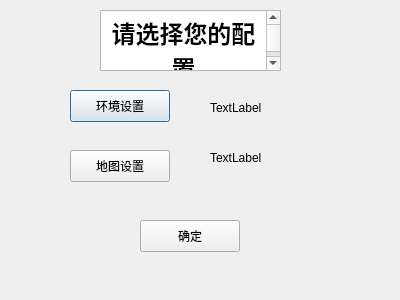
First picture: the form in settingpage.ui, repository UbeCc/SnakeFoP, before the edit.
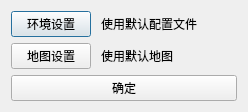
Second picture: the form after the edit.

What changed in the file:
```diff
--- a/settingpage.ui
+++ b/settingpage.ui
@@ -6,100 +6,76 @@
    <rect>
     <x>0</x>
     <y>0</y>
-    <width>400</width>
-    <height>300</height>
+    <width>248</width>
+    <height>112</height>
    </rect>
   </property>
   <property name="windowTitle">
    <string>Dialog</string>
   </property>
-  <widget class="QLabel" name="configLabel">
-   <property name="geometry">
-    <rect>
-     <x>210</x>
-     <y>100</y>
-     <width>171</width>
-     <height>16</height>
-    </rect>
-   </property>
-   <property name="text">
-    <string>TextLabel</string>
-   </property>
-  </widget>
-  <widget class="QLabel" name="mapLabel">
-   <property name="geometry">
-    <rect>
-     <x>210</x>
-     <y>150</y>
-     <width>191</width>
-     <height>16</height>
-    </rect>
-   </property>
-   <property name="text">
-    <string>TextLabel</string>
-   </property>
-  </widget>
+  <layout class="QVBoxLayout" name="verticalLayout">
+   <item>
+    <layout class="QHBoxLayout" name="horizontalLayout">
+     <property name="spacing">
+      <number>10</number>
+     </property>
+     <item>
   <widget class="QPushButton" name="configButton">
-   <property name="geometry">
-    <rect>
-     <x>70</x>
-     <y>90</y>
-     <width>100</width>
-     <height>32</height>
-    </rect>
-   </property>
    <property name="text">
     <string>环境设置</string>
    </property>
   </widget>
+     </item>
+     <item>
+      <widget class="QLabel" name="configLabel">
+       <property name="sizePolicy">
+        <sizepolicy hsizetype="Expanding" vsizetype="Preferred">
+         <horstretch>0</horstretch>
+         <verstretch>0</verstretch>
+        </sizepolicy>
+       </property>
+       <property name="text">
+        <string>使用默认配置文件</string>
+       </property>
+      </widget>
+     </item>
+    </layout>
+   </item>
+   <item>
+    <layout class="QHBoxLayout" name="horizontalLayout_2">
+     <property name="spacing">
+      <number>10</number>
+     </property>
+     <item>
   <widget class="QPushButton" name="mapButton">
-   <property name="geometry">
-    <rect>
-     <x>70</x>
-     <y>150</y>
-     <width>100</width>
-     <height>32</height>
-    </rect>
-   </property>
    <property name="text">
     <string>地图设置</string>
    </property>
   </widget>
+     </item>
+     <item>
+      <widget class="QLabel" name="mapLabel">
+       <property name="sizePolicy">
+        <sizepolicy hsizetype="Expanding" vsizetype="Preferred">
+         <horstretch>0</horstretch>
+         <verstretch>0</verstretch>
+        </sizepolicy>
+       </property>
+       <property name="text">
+        <string>使用默认地图</string>
+       </property>
+      </widget>
+     </item>
+    </layout>
+   </item>
+   <item>
   <widget class="QPushButton" name="confirmButton">
-   <property name="geometry">
-    <rect>
-     <x>140</x>
-     <y>220</y>
-     <width>100</width>
-     <height>32</height>
-    </rect>
-   </property>
    <property name="text">
     <string>确定</string>
    </property>
   </widget>
-  <widget class="QTextEdit" name="header">
-   <property name="geometry">
-    <rect>
-     <x>100</x>
-     <y>10</y>
-     <width>181</width>
-     <height>61</height>
-    </rect>
-   </property>
-   <property name="html">
-    <string>&lt;!DOCTYPE HTML PUBLIC &quot;-//W3C//DTD HTML 4.0//EN&quot; &quot;http://www.w3.org/TR/REC-html40/strict.dtd&quot;&gt;
-&lt;html&gt;&lt;head&gt;&lt;meta name=&quot;qrichtext&quot; content=&quot;1&quot; /&gt;&lt;meta charset=&quot;utf-8&quot; /&gt;&lt;style type=&quot;text/css&quot;&gt;
-p, li { white-space: pre-wrap; }
-hr { height: 1px; border-width: 0; }
-li.unchecked::marker { content: &quot;\2610&quot;; }
-li.checked::marker { content: &quot;\2612&quot;; }
-&lt;/style&gt;&lt;/head&gt;&lt;body style=&quot; font-family:'.AppleSystemUIFont'; font-size:13pt; font-weight:400; font-style:normal;&quot;&gt;
-&lt;p align=&quot;center&quot; style=&quot; margin-top:0px; margin-bottom:0px; margin-left:0px; margin-right:0px; -qt-block-indent:0; text-indent:0px;&quot;&gt;&lt;span style=&quot; font-size:18pt; font-weight:700;&quot;&gt;请选择您的配置&lt;/span&gt;&lt;/p&gt;
-&lt;p align=&quot;center&quot; style=&quot; margin-top:0px; margin-bottom:0px; margin-left:0px; margin-right:0px; -qt-block-indent:0; text-indent:0px;&quot;&gt;单击选择默认文件&lt;/p&gt;
-&lt;p align=&quot;center&quot; style=&quot; margin-top:0px; margin-bottom:0px; margin-left:0px; margin-right:0px; -qt-block-indent:0; text-indent:0px;&quot;&gt;已有后再单击进行手动选择&lt;/p&gt;&lt;/body&gt;&lt;/html&gt;</string>
-   </property>
-  </widget>
+   </item>
+  </layout>
  </widget>
  <resources/>
  <connections/>
```
Left out of the diff: 2 changed lines with no effect on the pictures. Lines whose indentation alone changed are shown as unchanged.
